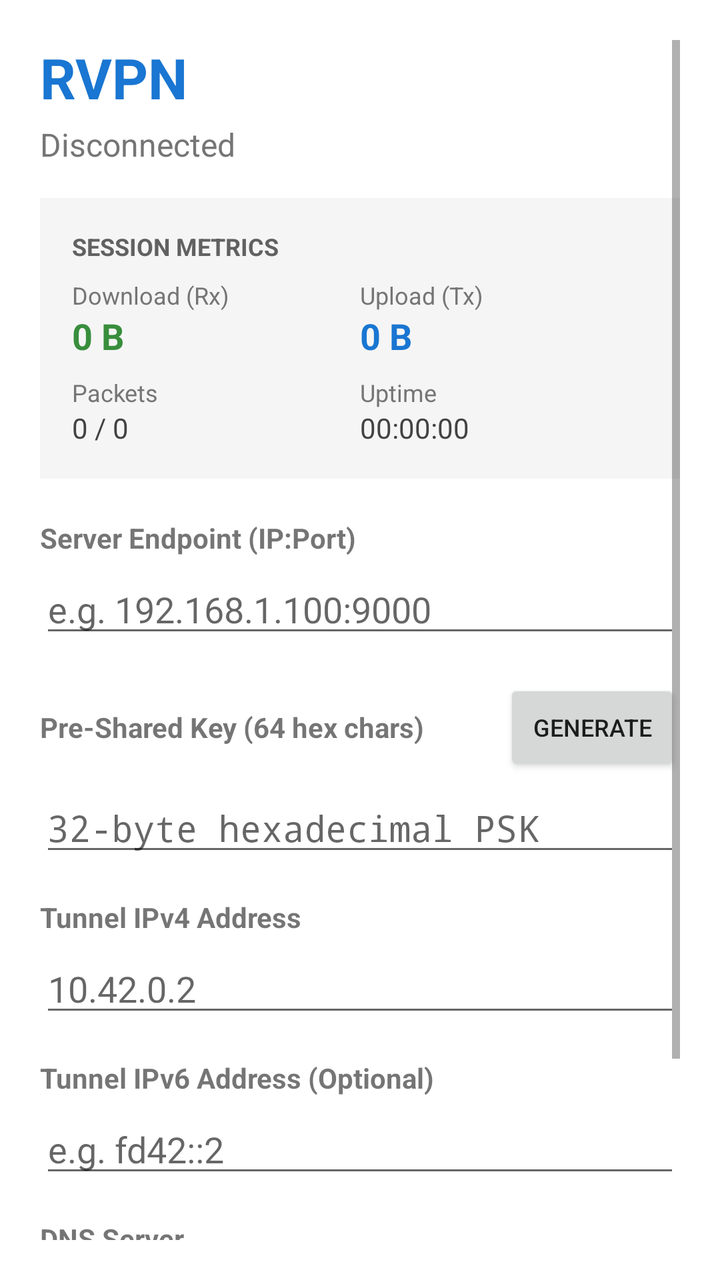
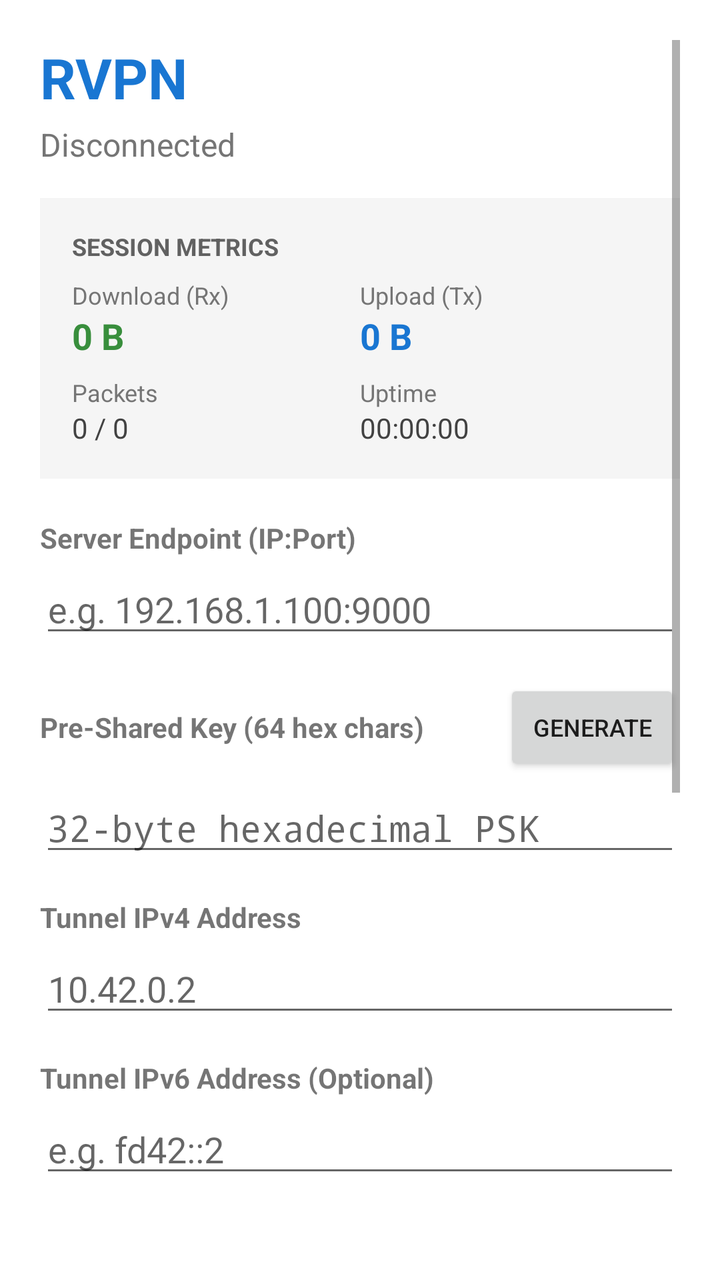

Before-and-after screenshots of an Android layout around one commit, followed by the original layout XML and the change that was made.
<!-- AndroidManifest.xml: application theme Theme.RvpnClient -->
<!-- res/layout/activity_main.xml -->
<?xml version="1.0" encoding="utf-8"?>
<ScrollView xmlns:android="http://schemas.android.com/apk/res/android"
    android:layout_width="match_parent"
    android:layout_height="match_parent"
    android:padding="20dp"
    android:fillViewport="true">

    <LinearLayout
        android:layout_width="match_parent"
        android:layout_height="wrap_content"
        android:orientation="vertical">

        <TextView
            android:layout_width="wrap_content"
            android:layout_height="wrap_content"
            android:text="@string/app_name"
            android:textSize="28sp"
            android:textStyle="bold"
            android:textColor="#1976D2"
            android:layout_marginBottom="4dp" />

        <TextView
            android:id="@+id/statusText"
            android:layout_width="wrap_content"
            android:layout_height="wrap_content"
            android:text="Disconnected"
            android:textSize="16sp"
            android:textColor="#757575"
            android:layout_marginBottom="16dp" />

        
        <LinearLayout
            android:id="@+id/statsCard"
            android:layout_width="match_parent"
            android:layout_height="wrap_content"
            android:orientation="vertical"
            android:background="#F5F5F5"
            android:padding="16dp"
            android:layout_marginBottom="20dp">

            <TextView
                android:layout_width="wrap_content"
                android:layout_height="wrap_content"
                android:text="SESSION METRICS"
                android:textSize="12sp"
                android:textStyle="bold"
                android:textColor="#616161"
                android:layout_marginBottom="8dp" />

            <LinearLayout
                android:layout_width="match_parent"
                android:layout_height="wrap_content"
                android:orientation="horizontal">

                <LinearLayout
                    android:layout_width="0dp"
                    android:layout_height="wrap_content"
                    android:layout_weight="1"
                    android:orientation="vertical">
                    <TextView
                        android:layout_width="wrap_content"
                        android:layout_height="wrap_content"
                        android:text="Download (Rx)"
                        android:textSize="12sp"
                        android:textColor="#757575" />
                    <TextView
                        android:id="@+id/statsRxText"
                        android:layout_width="wrap_content"
                        android:layout_height="wrap_content"
                        android:text="0 B"
                        android:textSize="18sp"
                        android:textStyle="bold"
                        android:textColor="#388E3C" />
                </LinearLayout>

                <LinearLayout
                    android:layout_width="0dp"
                    android:layout_height="wrap_content"
                    android:layout_weight="1"
                    android:orientation="vertical">
                    <TextView
                        android:layout_width="wrap_content"
                        android:layout_height="wrap_content"
                        android:text="Upload (Tx)"
                        android:textSize="12sp"
                        android:textColor="#757575" />
                    <TextView
                        android:id="@+id/statsTxText"
                        android:layout_width="wrap_content"
                        android:layout_height="wrap_content"
                        android:text="0 B"
                        android:textSize="18sp"
                        android:textStyle="bold"
                        android:textColor="#1976D2" />
                </LinearLayout>

            </LinearLayout>

            <LinearLayout
                android:layout_width="match_parent"
                android:layout_height="wrap_content"
                android:orientation="horizontal"
                android:layout_marginTop="8dp">

                <LinearLayout
                    android:layout_width="0dp"
                    android:layout_height="wrap_content"
                    android:layout_weight="1"
                    android:orientation="vertical">
                    <TextView
                        android:layout_width="wrap_content"
                        android:layout_height="wrap_content"
                        android:text="Packets"
                        android:textSize="12sp"
                        android:textColor="#757575" />
                    <TextView
                        android:id="@+id/statsPacketsText"
                        android:layout_width="wrap_content"
                        android:layout_height="wrap_content"
                        android:text="0 / 0"
                        android:textSize="14sp"
                        android:textColor="#424242" />
                </LinearLayout>

                <LinearLayout
                    android:layout_width="0dp"
                    android:layout_height="wrap_content"
                    android:layout_weight="1"
                    android:orientation="vertical">
                    <TextView
                        android:layout_width="wrap_content"
                        android:layout_height="wrap_content"
                        android:text="Uptime"
                        android:textSize="12sp"
                        android:textColor="#757575" />
                    <TextView
                        android:id="@+id/statsUptimeText"
                        android:layout_width="wrap_content"
                        android:layout_height="wrap_content"
                        android:text="00:00:00"
                        android:textSize="14sp"
                        android:textColor="#424242" />
                </LinearLayout>

            </LinearLayout>

        </LinearLayout>

        <TextView
            android:layout_width="wrap_content"
            android:layout_height="wrap_content"
            android:text="Server Endpoint (IP:Port)"
            android:textStyle="bold"
            android:layout_marginBottom="4dp" />

        <EditText
            android:id="@+id/serverInput"
            android:layout_width="match_parent"
            android:layout_height="wrap_content"
            android:hint="e.g. 192.168.1.100:9000"
            android:inputType="textUri"
            android:layout_marginBottom="16dp" />

        <LinearLayout
            android:layout_width="match_parent"
            android:layout_height="wrap_content"
            android:orientation="horizontal"
            android:gravity="center_vertical"
            android:layout_marginBottom="4dp">
            <TextView
                android:layout_width="0dp"
                android:layout_height="wrap_content"
                android:layout_weight="1"
                android:text="Pre-Shared Key (64 hex chars)"
                android:textStyle="bold" />
            <Button
                android:id="@+id/generatePskButton"
                android:layout_width="wrap_content"
                android:layout_height="wrap_content"
                android:text="Generate"
                android:textSize="12sp" />
        </LinearLayout>

        <EditText
            android:id="@+id/pskInput"
            android:layout_width="match_parent"
            android:layout_height="wrap_content"
            android:hint="32-byte hexadecimal PSK"
            android:fontFamily="monospace"
            android:inputType="textNoSuggestions"
            android:layout_marginBottom="16dp" />

        <TextView
            android:layout_width="wrap_content"
            android:layout_height="wrap_content"
            android:text="Tunnel IPv4 Address"
            android:textStyle="bold"
            android:layout_marginBottom="4dp" />

        <EditText
            android:id="@+id/tunnelIpInput"
            android:layout_width="match_parent"
            android:layout_height="wrap_content"
            android:hint="10.42.0.2"
            android:inputType="textUri"
            android:layout_marginBottom="16dp" />

        <TextView
            android:layout_width="wrap_content"
            android:layout_height="wrap_content"
            android:text="Tunnel IPv6 Address (Optional)"
            android:textStyle="bold"
            android:layout_marginBottom="4dp" />

        <EditText
            android:id="@+id/tunnelIpv6Input"
            android:layout_width="match_parent"
            android:layout_height="wrap_content"
            android:hint="e.g. fd42::2"
            android:inputType="textUri"
            android:layout_marginBottom="16dp" />

        <TextView
            android:layout_width="wrap_content"
            android:layout_height="wrap_content"
            android:text="DNS Server"
            android:textStyle="bold"
            android:layout_marginBottom="4dp" />

        <EditText
            android:id="@+id/dnsInput"
            android:layout_width="match_parent"
            android:layout_height="wrap_content"
            android:hint="1.1.1.1"
            android:inputType="textUri"
            android:layout_marginBottom="24dp" />

        <Button
            android:id="@+id/connectButton"
            android:layout_width="match_parent"
            android:layout_height="56dp"
            android:text="Connect"
            android:textSize="18sp" />

    </LinearLayout>
</ScrollView>
<!-- resources referenced by this layout -->
<resources>
  <string name="app_name">RVPN</string>
  <style name="Theme.RvpnClient" parent="Theme.MaterialComponents.DayNight.DarkActionBar">
          <item name="colorPrimary">#1976D2</item>
          <item name="colorPrimaryVariant">#0D47A1</item>
          <item name="colorOnPrimary">#FFFFFF</item>
      </style>
</resources>

<!-- the commit's change to res/layout/activity_main.xml (unified diff, before → after) -->
@@ -219,6 +219,30 @@
             android:hint="e.g. fd42::2"
             android:inputType="textUri"
             android:layout_marginBottom="16dp" />
+        
+        <com.google.android.material.switchmaterial.SwitchMaterial
+            android:id="@+id/routeAllTrafficSwitch"
+            android:layout_width="match_parent"
+            android:layout_height="wrap_content"
+            android:text="Route all traffic through VPN"
+            android:checked="true"
+            android:layout_marginBottom="8dp" />
+
+        <TextView
+            android:layout_width="wrap_content"
+            android:layout_height="wrap_content"
+            android:text="Split-tunnel routes (CIDR, comma-separated)"
+            android:textStyle="bold"
+            android:layout_marginBottom="4dp" />
+
+        <EditText
+            android:id="@+id/splitRoutesInput"
+            android:layout_width="match_parent"
+            android:layout_height="wrap_content"
+            android:hint="e.g. 10.0.0.0/8, 192.168.1.0/24"
+            android:inputType="textMultiLine"
+            android:visibility="gone"
+            android:layout_marginBottom="16dp" />
 
         <TextView
             android:layout_width="wrap_content"
@@ -234,6 +258,37 @@
             android:hint="1.1.1.1"
             android:inputType="textUri"
             android:layout_marginBottom="24dp" />
+        
+        <TextView
+            android:layout_width="wrap_content"
+            android:layout_height="wrap_content"
+            android:text="Advanced"
+            android:textStyle="bold"
+            android:layout_marginBottom="4dp" />
+
+        <EditText
+            android:id="@+id/retryIntervalInput"
+            android:layout_width="match_parent"
+            android:layout_height="wrap_content"
+            android:hint="Handshake retry interval (ms)"
+            android:inputType="number"
+            android:layout_marginBottom="8dp" />
+
+        <EditText
+            android:id="@+id/retryLimitInput"
+            android:layout_width="match_parent"
+            android:layout_height="wrap_content"
+            android:hint="Handshake retry limit"
+            android:inputType="number"
+            android:layout_marginBottom="8dp" />
+
+        <EditText
+            android:id="@+id/rekeyLimitInput"
+            android:layout_width="match_parent"
+            android:layout_height="wrap_content"
+            android:hint="Rekey packet limit (0 = disabled)"
+            android:inputType="number"
+            android:layout_marginBottom="24dp" />
 
         <Button
             android:id="@+id/connectButton"
